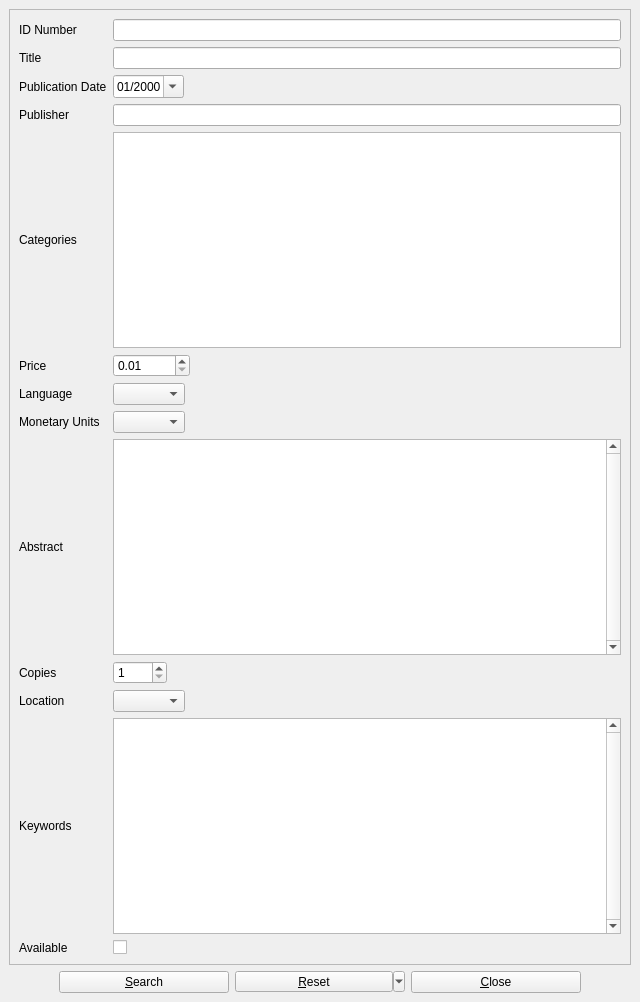
Before: the Qt Designer form allinfo.ui in textbrowser/biblioteq, drawn with Qt 5.
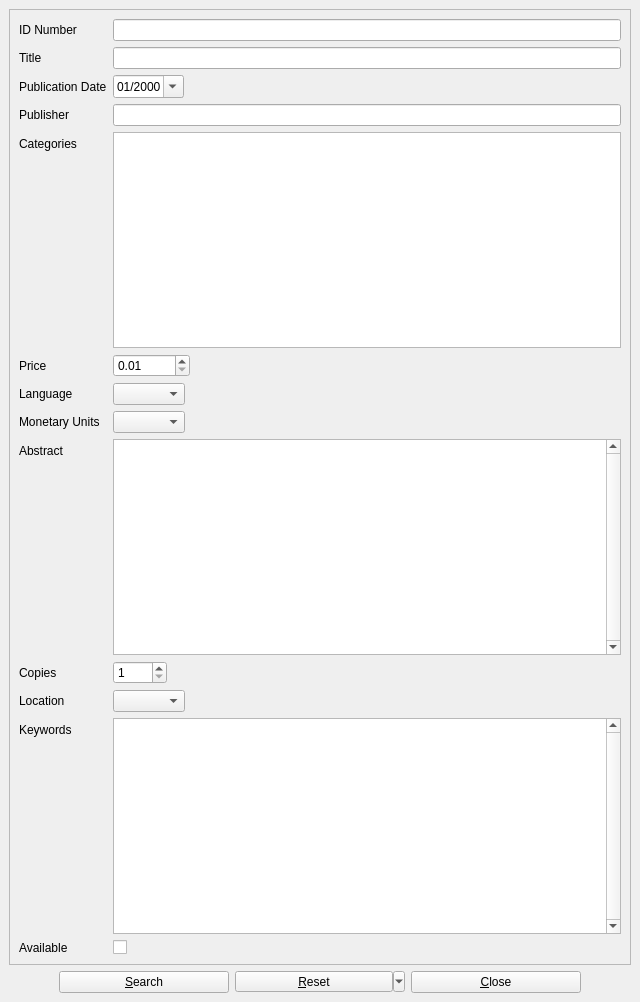
After: the same form once the commit is applied. Icons and pictures are not drawn.

```diff
--- a/allinfo.ui
+++ b/allinfo.ui
@@ -32,8 +32,8 @@
         <rect>
          <x>0</x>
          <y>0</y>
-         <width>616</width>
-         <height>933</height>
+         <width>622</width>
+         <height>942</height>
         </rect>
        </property>
        <layout class="QVBoxLayout" name="verticalLayout">
@@ -51,7 +51,7 @@
           <property name="frameShadow">
            <enum>QFrame::Raised</enum>
           </property>
-          <layout class="QGridLayout">
+          <layout class="QFormLayout" name="formLayout">
            <item row="0" column="0">
             <widget class="QLabel" name="label">
              <property name="text">
```
Left out of the diff: 20 changed lines with no effect on the pictures.
